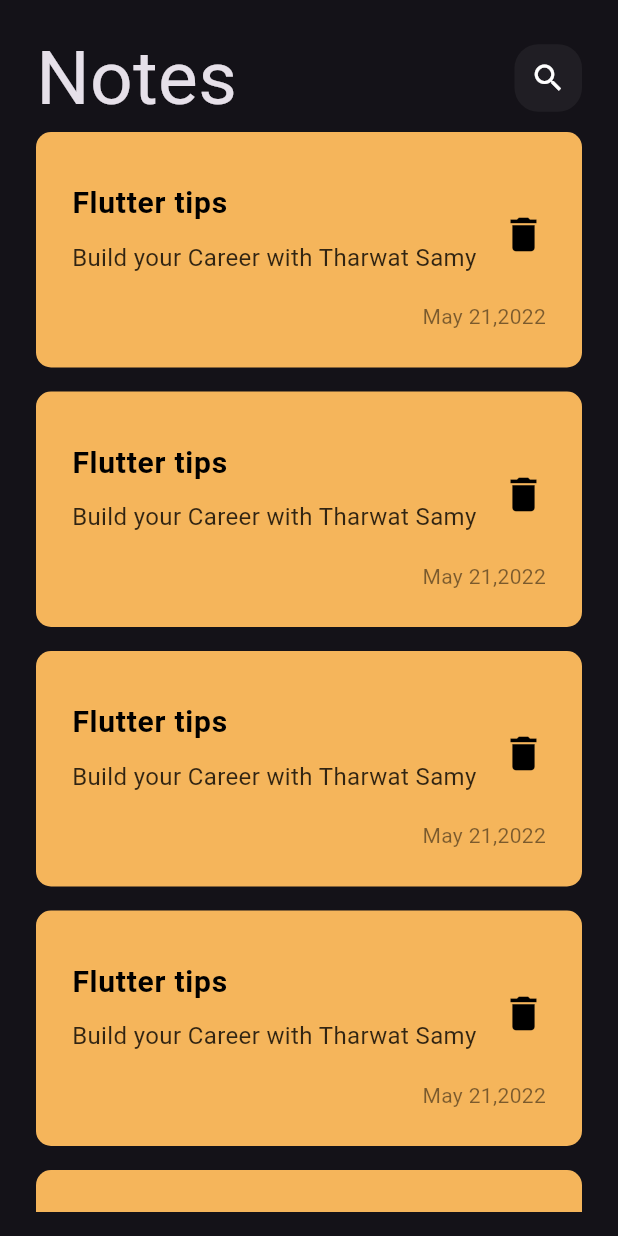
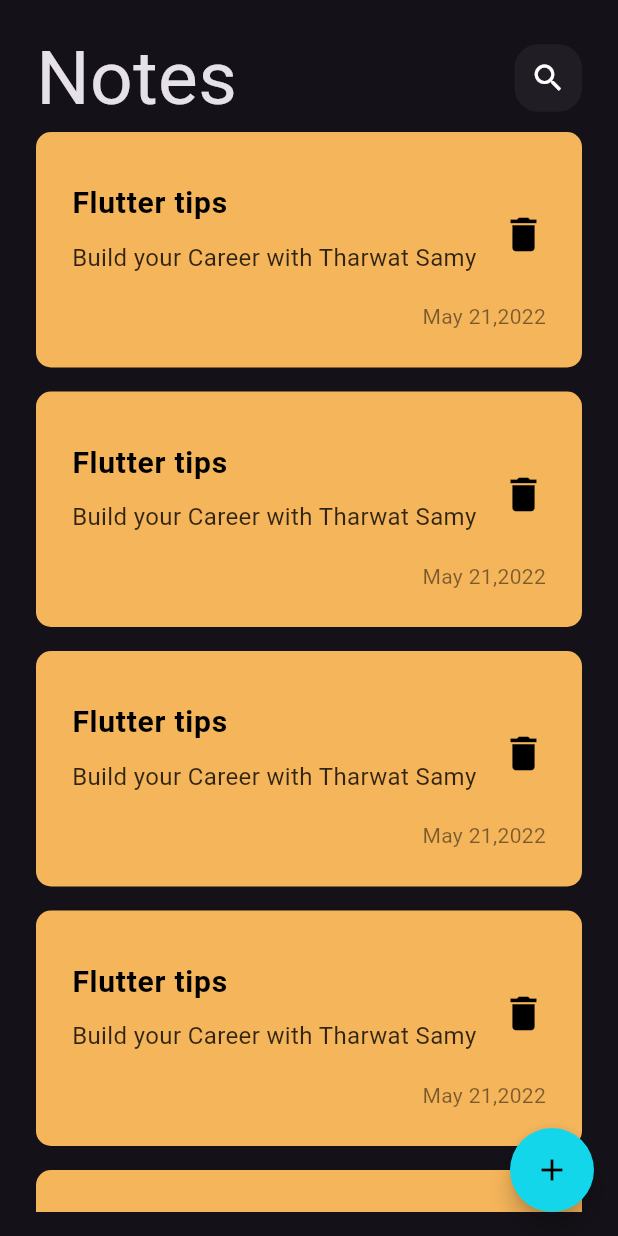
Before and after one commit to TH26-m/Notes-App, a Flutter app: the screen it shows after launch, on a phone screen of 412 x 824 dp. Run offline on Flutter 3.47's test engine with Material 3 defaults, Android fonts, the phone set to English and light mode, and no system bars.

Commit message:
added floation action button

```diff
--- /dev/null
+++ b/lib/constatnts.dart
@@ -0,0 +1,3 @@
+import 'package:flutter/material.dart';
+
+const KPrimaryColor =  Color.fromARGB(255, 20, 214, 235);
--- a/lib/views/Notes_view .dart
+++ b/lib/views/Notes_view .dart
@@ -1,4 +1,5 @@
 import 'package:flutter/material.dart';
+import 'package:notes_app/constatnts.dart';
 import 'package:notes_app/views/widgets/Notes-_view_body.dart';
 
 class NotesView extends StatelessWidget {
@@ -6,8 +7,16 @@ class NotesView extends StatelessWidget {
 
   @override
   Widget build(BuildContext context) {
-    return const Scaffold(
-      body: NoteViewBody()
-    );
+    return Scaffold(
+        floatingActionButton: FloatingActionButton(
+          onPressed: () {},
+          backgroundColor:  KPrimaryColor,
+          shape: RoundedRectangleBorder(borderRadius: BorderRadius.circular(1000,),),
+           child: const Icon(
+            Icons.add,
+            color: Colors.black,
+          ),
+        ),
+        body: const NoteViewBody());
   }
 }
--- a/lib/views/widgets/Notes-_view_body.dart
+++ b/lib/views/widgets/Notes-_view_body.dart
@@ -2,6 +2,7 @@ import 'package:flutter/material.dart';
 import 'package:flutter/widgets.dart';
 import 'package:notes_app/views/widgets/NoteItem.dart';
 import 'package:notes_app/views/widgets/custom_app_bar.dart';
+import 'package:notes_app/views/widgets/note_item_list.dart';
 
 class NoteViewBody extends StatelessWidget {
   const NoteViewBody({super.key});
@@ -21,17 +22,3 @@ class NoteViewBody extends StatelessWidget {
     );
   }
 }
-
-class NoteItemsLIst extends StatelessWidget {
-  const NoteItemsLIst({super.key});
-
-  @override
-  Widget build(BuildContext context) {
-    return ListView.builder(itemBuilder: (context , i){
-      return const Padding(
-        padding:  EdgeInsets.only(bottom: 16),
-        child: NoteItem(),
-      );
-    }) ;
-  }
-}
--- /dev/null
+++ b/lib/views/widgets/note_item_list.dart
@@ -0,0 +1,16 @@
+import 'package:flutter/material.dart';
+import 'package:notes_app/views/widgets/NoteItem.dart';
+
+class NoteItemsLIst extends StatelessWidget {
+  const NoteItemsLIst({super.key});
+
+  @override
+  Widget build(BuildContext context) {
+    return ListView.builder(itemBuilder: (context , i){
+      return const Padding(
+        padding:  EdgeInsets.only(bottom: 16),
+        child: NoteItem(),
+      );
+    }) ;
+  }
+}
```
